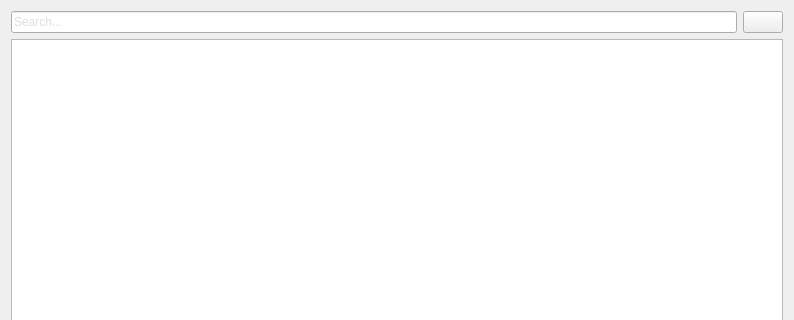
Before: the Qt Designer form Libs/DICOM/Widgets/Resources/UI/ctkDICOMTableView.ui in commontk/CTK, drawn with Qt 5; both pictures show x 0 to 794 and y 0 to 320 of the 794 by 462 pixel window.
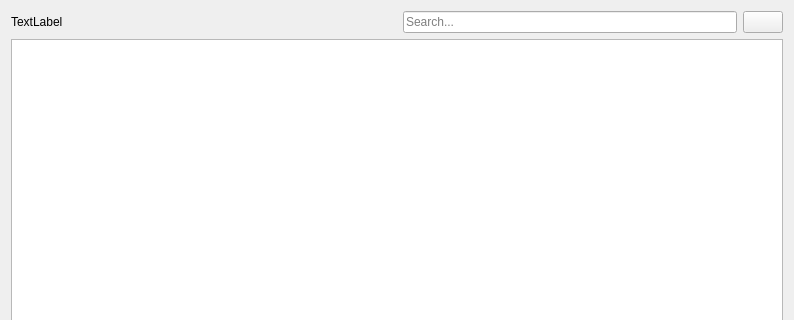
After: the same form once the commit is applied. Icons and pictures are not drawn.

Commit message: Finished tableview layout + cleanup

What changed in the file:
```diff
--- a/Libs/DICOM/Widgets/Resources/UI/ctkDICOMTableView.ui
+++ b/Libs/DICOM/Widgets/Resources/UI/ctkDICOMTableView.ui
@@ -16,11 +16,36 @@
   <layout class="QVBoxLayout" name="verticalLayout">
    <item>
     <layout class="QHBoxLayout" name="horizontalLayout">
+     <item>
+      <widget class="QLabel" name="lblTableName">
+       <property name="text">
+        <string>TextLabel</string>
+       </property>
+      </widget>
+     </item>
+     <item>
+      <spacer name="horizontalSpacer">
+       <property name="orientation">
+        <enum>Qt::Horizontal</enum>
+       </property>
+       <property name="sizeHint" stdset="0">
+        <size>
+         <width>40</width>
+         <height>20</height>
+        </size>
+       </property>
+      </spacer>
+     </item>
      <item>
       <widget class="QLineEdit" name="leSearchBox">
+       <property name="sizePolicy">
+        <sizepolicy hsizetype="MinimumExpanding" vsizetype="Fixed">
+         <horstretch>0</horstretch>
+         <verstretch>0</verstretch>
+        </sizepolicy>
+       </property>
        <property name="styleSheet">
-        <string notr="true">color: rgb(188, 188, 188);
-font: 14pt &quot;Lucida Grande&quot;;</string>
+        <string notr="true"/>
        </property>
        <property name="text">
         <string/>
```
The commit also changes 1 other file.
